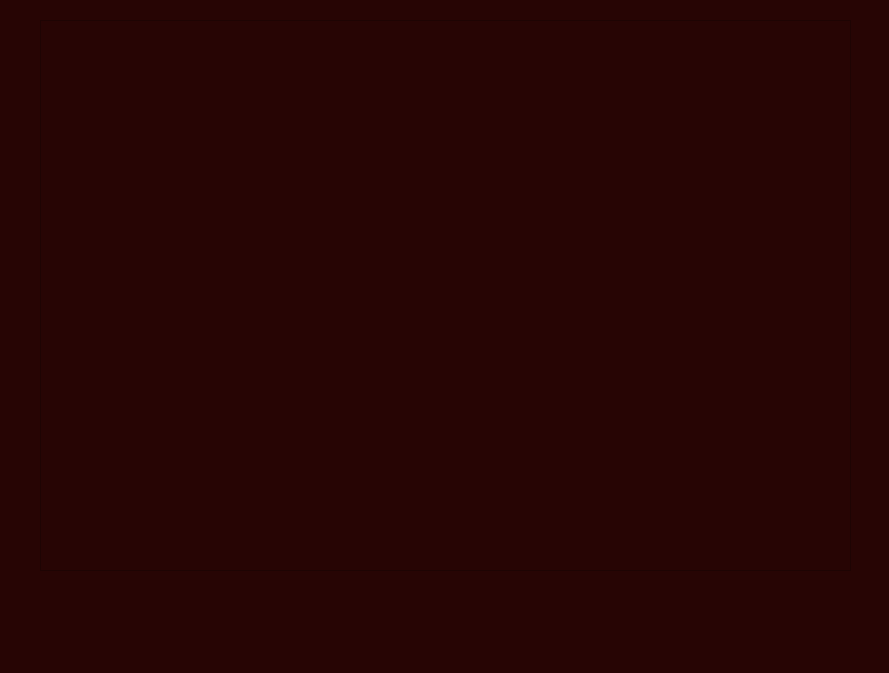
Before: the Qt Designer form front/Showproduct.ui in AmirRezaZahedi/A-Simple-Store, drawn with Qt 5.
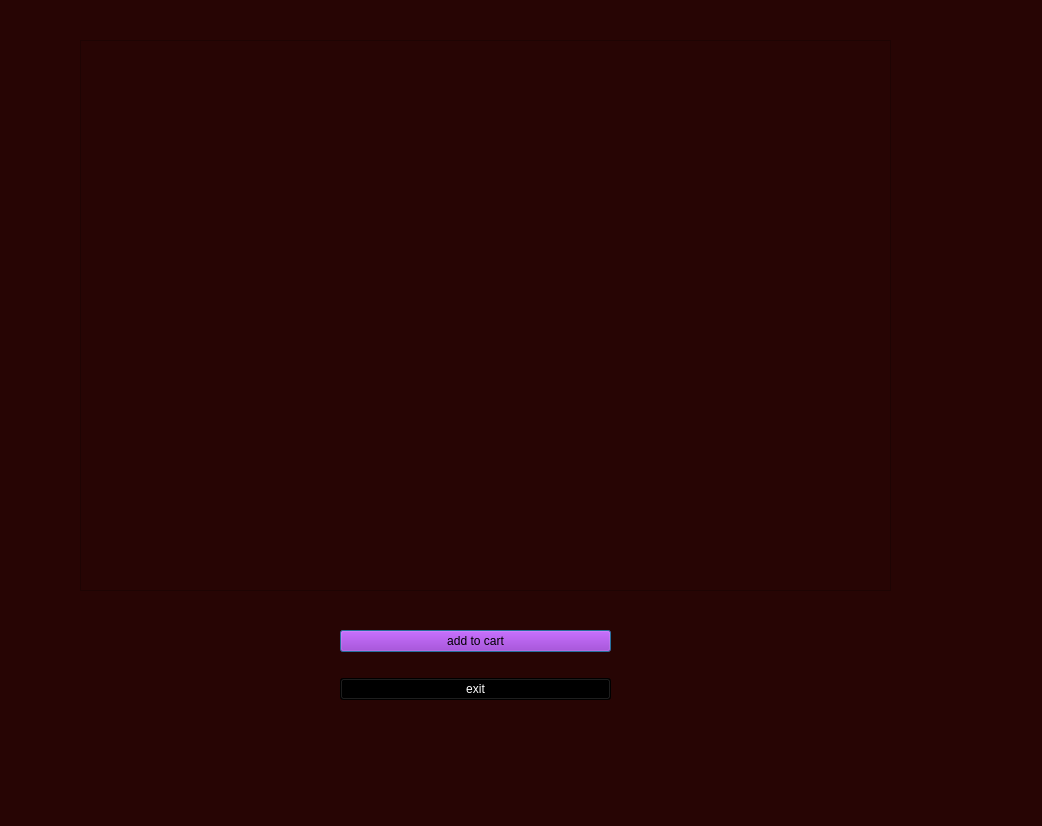
After: the same form once the commit is applied.

Commit message: try out to create cart,but it isn't completed

```diff
--- a/front/Showproduct.ui
+++ b/front/Showproduct.ui
@@ -6,8 +6,8 @@
    <rect>
     <x>0</x>
     <y>0</y>
-    <width>889</width>
-    <height>673</height>
+    <width>1042</width>
+    <height>826</height>
    </rect>
   </property>
   <property name="windowTitle">
@@ -19,8 +19,8 @@
   <widget class="QScrollArea" name="scrollArea">
    <property name="geometry">
     <rect>
-     <x>40</x>
-     <y>20</y>
+     <x>80</x>
+     <y>40</y>
      <width>811</width>
      <height>551</height>
     </rect>
@@ -39,6 +39,41 @@
     </property>
    </widget>
   </widget>
+  <widget class="QWidget" name="verticalLayoutWidget">
+   <property name="geometry">
+    <rect>
+     <x>340</x>
+     <y>610</y>
+     <width>271</width>
+     <height>111</height>
+    </rect>
+   </property>
+   <layout class="QVBoxLayout" name="verticalLayout">
+    <item>
+     <widget class="QPushButton" name="AddTOCART">
+      <property name="styleSheet">
+       <string notr="true">font: 87 12pt &quot;Montserrat Black&quot;;
+background-color: rgb(153, 33, 200);</string>
+      </property>
+      <property name="text">
+       <string>add to cart</string>
+      </property>
+     </widget>
+    </item>
+    <item>
+     <widget class="QPushButton" name="exit">
+      <property name="styleSheet">
+       <string notr="true">font: 63 12pt &quot;Raleway SemiBold&quot;;
+background-color: rgb(0, 0, 0);
+color: rgb(255, 255, 255);</string>
+      </property>
+      <property name="text">
+       <string>exit</string>
+      </property>
+     </widget>
+    </item>
+   </layout>
+  </widget>
  </widget>
  <resources/>
  <connections/>
```
The commit also changes 9 other files.
